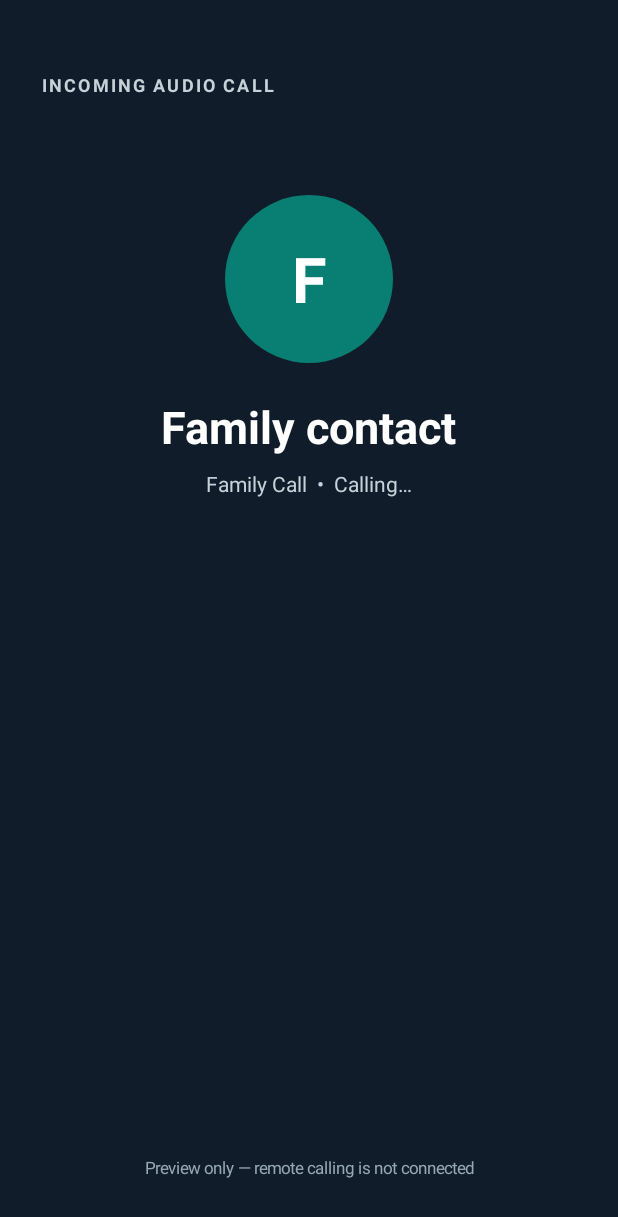
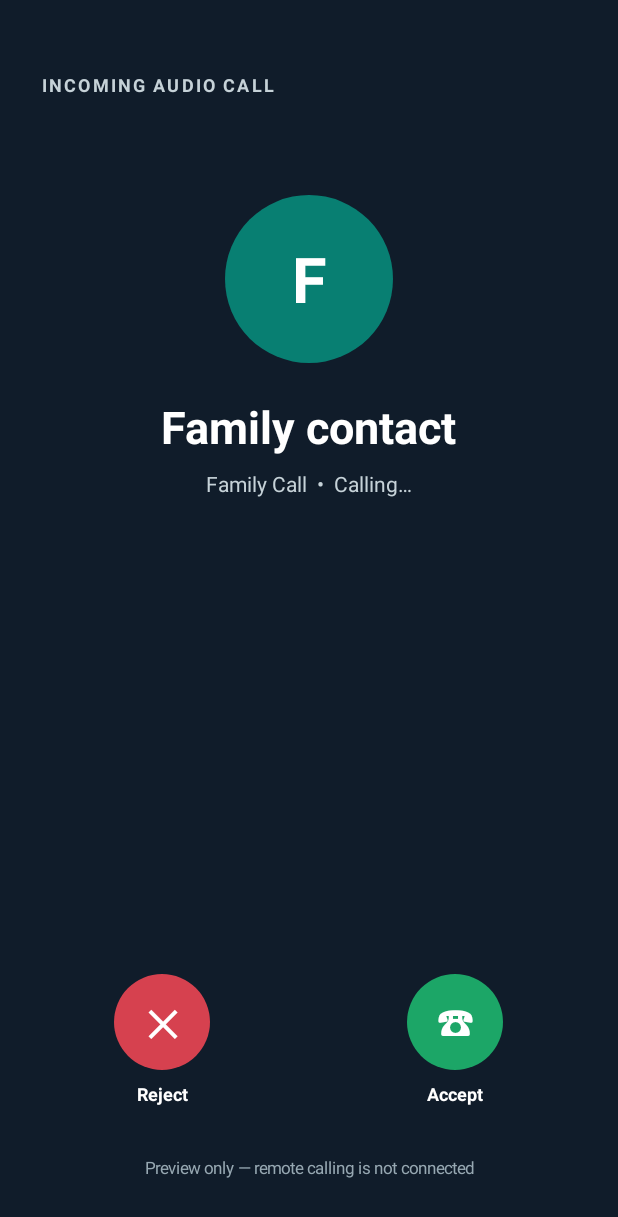
Before and after one commit to juyel-dev/family-call, an Android app: the IncomingCallActivity screen opened directly, with no data from a screen before it, on a phone screen of 412 x 824 dp. Shown: the top 1217 px of the screen. Run offline under Robolectric (Android 15) with nearby library versions, the phone set to English and light mode, and no system bars.

Commit message:
fix(android): wire incoming call accept and reject controls

```diff
--- a/app/src/main/java/com/juyel/familycall/IncomingCallActivity.java
+++ b/app/src/main/java/com/juyel/familycall/IncomingCallActivity.java
@@ -85,10 +85,10 @@ public class IncomingCallActivity extends Activity {
         LinearLayout actions = new LinearLayout(this);
         actions.setOrientation(LinearLayout.HORIZONTAL);
         actions.setGravity(Gravity.CENTER);
-        TextView reject = callAction("✕", "Reject", Color.rgb(214, 65, 79));
-        TextView accept = callAction("☎", "Accept", Color.rgb(28, 166, 103));
-        actions.addView(reject, new LinearLayout.LayoutParams(0, dp(88), 1f));
-        LinearLayout.LayoutParams acceptParams = new LinearLayout.LayoutParams(0, dp(88), 1f);
+        LinearLayout reject = callAction("✕", "Reject", Color.rgb(214, 65, 79));
+        LinearLayout accept = callAction("☎", "Accept", Color.rgb(28, 166, 103));
+        actions.addView(reject, new LinearLayout.LayoutParams(0, dp(98), 1f));
+        LinearLayout.LayoutParams acceptParams = new LinearLayout.LayoutParams(0, dp(98), 1f);
         acceptParams.leftMargin = dp(34);
         actions.addView(accept, acceptParams);
         root.addView(actions);
@@ -101,69 +101,29 @@ public class IncomingCallActivity extends Activity {
         noteParams.topMargin = dp(28);
         root.addView(note, noteParams);
 
-        reject.setOnClickListener(v -> finish());
-        accept.setOnClickListener(v -> {
-            stopRingtone();
-            new AlertDialog.Builder(this)
-                    .setTitle("Call service not connected")
-                    .setMessage("This preview confirms the native incoming-call screen and ringtone. Remote audio/video will work after the call service is connected.")
-                    .setPositiveButton("OK", (dialog, which) -> finish())
-                    .setOnCancelListener(dialog -> finish())
-                    .show();
-        });
-
         setContentView(root);
     }
 
-    private TextView callAction(String icon, String label, int color) {
-        LinearLayout content = new LinearLayout(this);
-        content.setOrientation(LinearLayout.VERTICAL);
-        content.setGravity(Gravity.CENTER);
+    private LinearLayout callAction(String icon, String label, int color) {
+        LinearLayout wrapper = new LinearLayout(this);
+        wrapper.setOrientation(LinearLayout.VERTICAL);
+        wrapper.setGravity(Gravity.CENTER);
+        wrapper.setClickable(true);
+        wrapper.setFocusable(true);
 
         TextView symbol = text(icon, 24, white, true);
         symbol.setGravity(Gravity.CENTER);
+        symbol.setBackground(circle(color));
+        symbol.setContentDescription(label);
+        wrapper.addView(symbol, new LinearLayout.LayoutParams(dp(64), dp(64)));
+
         TextView caption = text(label, 12, white, true);
         caption.setGravity(Gravity.CENTER);
-        content.addView(symbol);
         LinearLayout.LayoutParams captionParams = new LinearLayout.LayoutParams(
                 LinearLayout.LayoutParams.WRAP_CONTENT, LinearLayout.LayoutParams.WRAP_CONTENT);
-        captionParams.topMargin = dp(5);
-        content.addView(caption, captionParams);
+        captionParams.topMargin = dp(7);
+        wrapper.addView(caption, captionParams);
 
-        TextView button = text("", 12, white, true);
-        button.setGravity(Gravity.CENTER);
-        button.setBackground(circle(color));
-        button.setCompoundDrawables(null, null, null, null);
-        button.setText("");
-        button.setContentDescription(label);
-        button.setClickable(true);
-        button.setFocusable(true);
-        button.setBackground(circle(color));
-        button.setForeground(getDrawable(android.R.drawable.list_selector_background));
-        button.setOnClickListener(v -> {
-            if (label.equals("Reject")) finish();
-            else {
-                stopRingtone();
-                new AlertDialog.Builder(this)
-                        .setTitle("Call service not connected")
-                        .setMessage("This is the incoming-call UI preview. Remote calling has not been connected yet.")
-                        .setPositiveButton("OK", (dialog, which) -> finish())
-                        .show();
-            }
-        });
-
-        LinearLayout wrapper = new LinearLayout(this);
-        wrapper.setOrientation(LinearLayout.VERTICAL);
-        wrapper.setGravity(Gravity.CENTER);
-        wrapper.addView(button, new LinearLayout.LayoutParams(dp(64), dp(64)));
-        wrapper.addView(caption, captionParams);
-        return wrapperAsTextView(wrapper, label);
-    }
-
-    private TextView wrapperAsTextView(LinearLayout wrapper, String label) {
-        TextView touchTarget = text("", 1, white, false);
-        touchTarget.setVisibility(View.GONE);
-        wrapper.setTag(label);
         wrapper.setOnClickListener(v -> {
             if ("Reject".equals(label)) {
                 finish();
@@ -173,12 +133,13 @@ public class IncomingCallActivity extends Activity {
                         .setTitle("Call service not connected")
                         .setMessage("This is the incoming-call UI preview. Remote calling has not been connected yet.")
                         .setPositiveButton("OK", (dialog, which) -> finish())
+                        .setOnCancelListener(dialog -> finish())
                         .show();
             }
         });
-        wrapper.setClickable(true);
-        wrapper.setFocusable(true);
-        return new ActionContainerView(this, wrapper);
+        symbol.setOnClickListener(v -> wrapper.performClick());
+        caption.setOnClickListener(v -> wrapper.performClick());
+        return wrapper;
     }
 
     private void startRingtone() {
@@ -232,17 +193,4 @@ public class IncomingCallActivity extends Activity {
     private int dp(int value) {
         return Math.round(value * getResources().getDisplayMetrics().density);
     }
-
-    private static class ActionContainerView extends TextView {
-        ActionContainerView(Activity activity, LinearLayout wrapper) {
-            super(activity);
-            setVisibility(View.GONE);
-            wrapper.setClickable(true);
-            wrapper.setFocusable(true);
-            wrapper.setOnClickListener(v -> {
-                View parent = (View) v.getParent();
-                if (parent != null) parent.performClick();
-            });
-        }
-    }
 }
```
